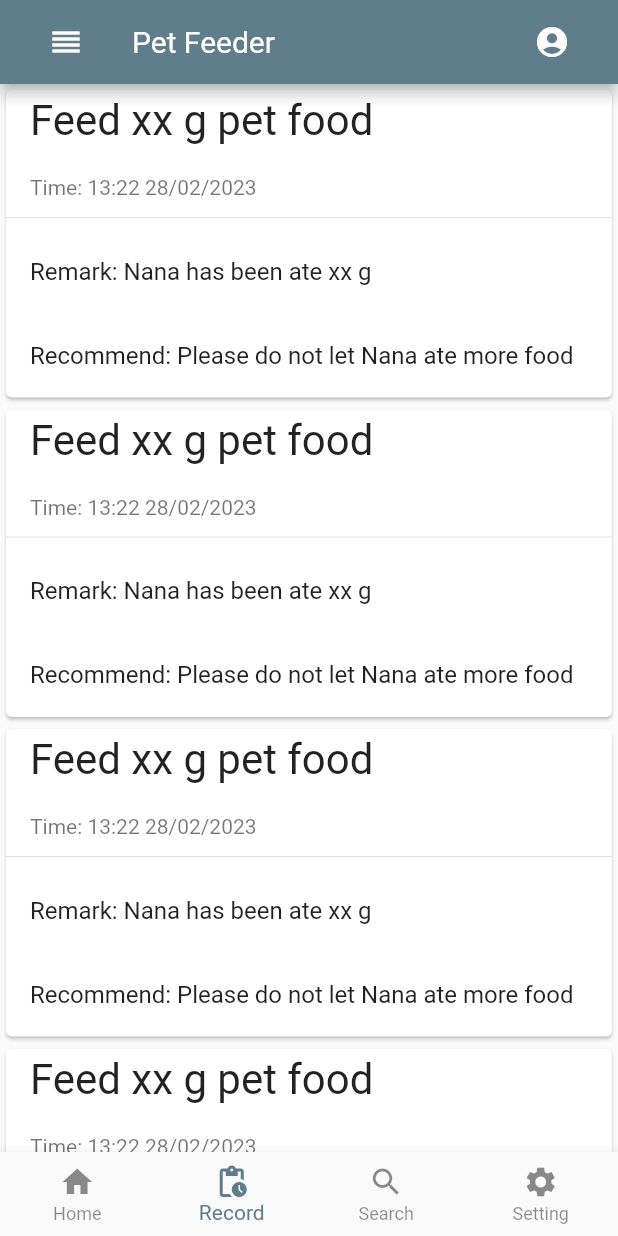
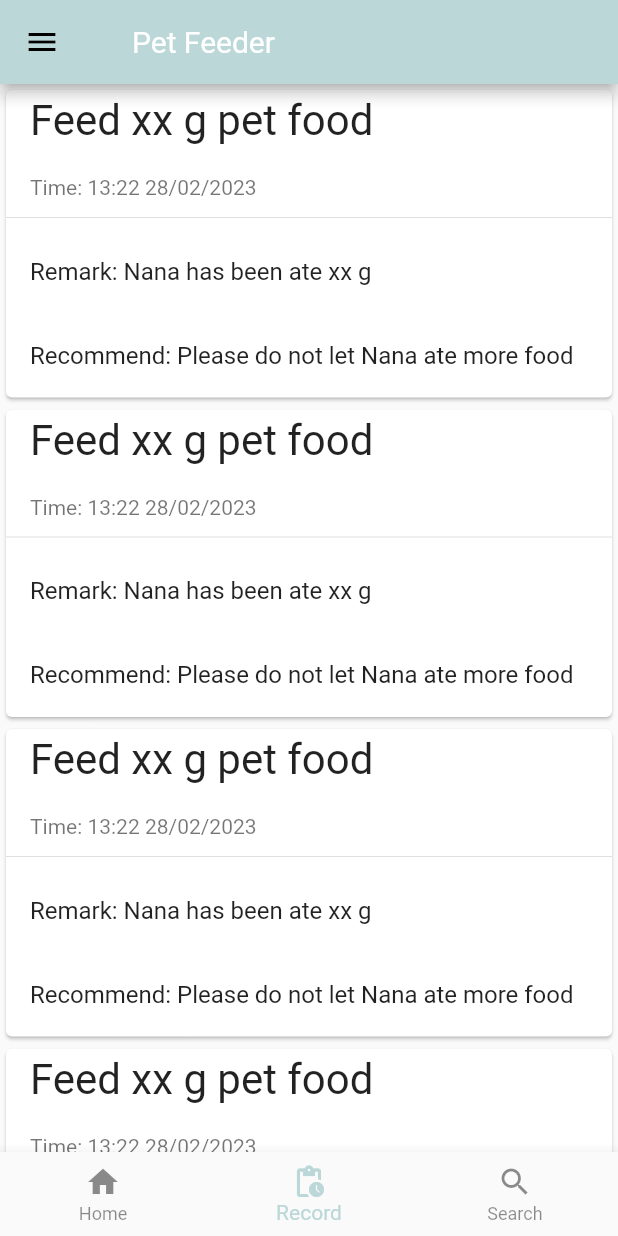
Before and after one commit to Zexuan2815250/Pet-Automatic-Feeder-APP, a Flutter app: the screen it shows after launch, item 2 of the bottom bar chosen, on a phone screen of 412 x 824 dp. Run offline on Flutter 3.47's test engine with Material 2 defaults, Android fonts, the phone set to English and light mode, and no system bars.

Commit message:
add a side pop-ip window

```diff
--- a/lib/main.dart
+++ b/lib/main.dart
@@ -17,7 +17,7 @@ class MyApp extends StatelessWidget{
   Widget build(BuildContext context) {
     return MaterialApp(
       theme: ThemeData(
-        primarySwatch: Colors.blueGrey,
+        primarySwatch: createMaterialColor(Color(0xFFBBD7D8)),
         // textTheme: TextTheme(
         //   bodyText2: TextStyle(
         //     color: Colors.blueGrey,
@@ -28,3 +28,22 @@ class MyApp extends StatelessWidget{
     );
   }
 }
+
+MaterialColor createMaterialColor(Color color) {
+  List strengths = <double>[.05];
+  Map<int, Color> swatch = {};
+  final int r = color.red, g = color.green, b = color.blue;
+  for (int i = 1; i < 10; i++) {
+    strengths.add(0.1 * i);
+  }
+  strengths.forEach((strength) {
+    final double ds = 0.5 - strength;
+    swatch[(strength * 1000).round()] = Color.fromRGBO(
+      r + ((ds < 0 ? r : (255 - r)) * ds).round(),
+      g + ((ds < 0 ? g : (255 - g)) * ds).round(),
+      b + ((ds < 0 ? b : (255 - b)) * ds).round(),
+      1,
+    );
+  });
+  return MaterialColor(color.value, swatch);
+}
--- a/lib/pages/Tabs.dart
+++ b/lib/pages/Tabs.dart
@@ -27,7 +27,7 @@ class _TabsState extends State<Tabs> {
       //最上面导航栏
       appBar: AppBar(
         title: const ListTile(
-          leading: Icon(Icons.reorder, color: Colors.white,),
+          // leading: Icon(Icons.reorder, color: Colors.white,),
           title: Text(
             "Pet Feeder",
             style: TextStyle(
@@ -35,8 +35,44 @@ class _TabsState extends State<Tabs> {
               color: Colors.white, // 设置字体颜色
             ),
           ),
-          trailing: Icon(Icons.account_circle, color: Colors.white),
+          // trailing: Icon(Icons.account_circle, color: Colors.white),
         ),
+      ),
+      //侧边弹窗
+      drawer: Drawer(
+        child: Column(
+          children: const <Widget>[
+            UserAccountsDrawerHeader(
+              accountName: Text("Nana"),
+              accountEmail: Text("nana@petfeeder.com"),
+              currentAccountPicture: CircleAvatar(
+                backgroundImage: AssetImage("images/account.png"),
+              ),
+              decoration: BoxDecoration(
+                // color: Colors.amber,
+                image: DecorationImage(
+                  image: AssetImage("images/drawerBackground.png"),
+                  fit: BoxFit.cover,
+                ),
+              ),
+            ),
+            ListTile(
+              title: Text("Personal Center"),
+              leading: CircleAvatar(
+                backgroundColor: Color.fromRGBO(187,215,216,1),
+                child: Icon(Icons.account_circle, color: Colors.white,),
+              ),
+            ),
+            Divider(),
+            ListTile(
+              title: Text("Settings"),
+              leading: CircleAvatar(
+                backgroundColor: Color.fromRGBO(187,215,216,1),
+                child: Icon(Icons.settings, color: Colors.white,),
+              ),
+            ),
+          ],
+        )
       ),
       //主体
       body: this._pageList[this._currentIndex],
@@ -48,7 +84,7 @@ class _TabsState extends State<Tabs> {
             this._currentIndex = index;
           });
         },
-        selectedItemColor: Colors.blueGrey,
+        selectedItemColor: Color.fromRGBO(187,215,216,1),
         unselectedItemColor: Colors.black45,
         items: const [
           BottomNavigationBarItem(
@@ -63,10 +99,10 @@ class _TabsState extends State<Tabs> {
             icon: Icon(Icons.search),
             label: "Search",
           ),
-          BottomNavigationBarItem(
-            icon: Icon(Icons.settings),
-            label: "Setting",
-          ),
+          // BottomNavigationBarItem(
+          //   icon: Icon(Icons.settings),
+          //   label: "Setting",
+          // ),
         ],
       ),
     );
--- a/pubspec.yaml
+++ b/pubspec.yaml
@@ -62,6 +62,8 @@ flutter:
   # assets:
   #   - images/a_dot_burr.jpeg
   #   - images/a_dot_ham.jpeg
+  assets:
+    - images/drawerBackground.png
 
   # An image asset can refer to one or more resolution-specific "variants", see
   # https://flutter.dev/assets-and-images/#resolution-aware
```
Also changed, not shown: images/account.png (added), images/account1.jpg (added), images/drawerBackground.png (added).
